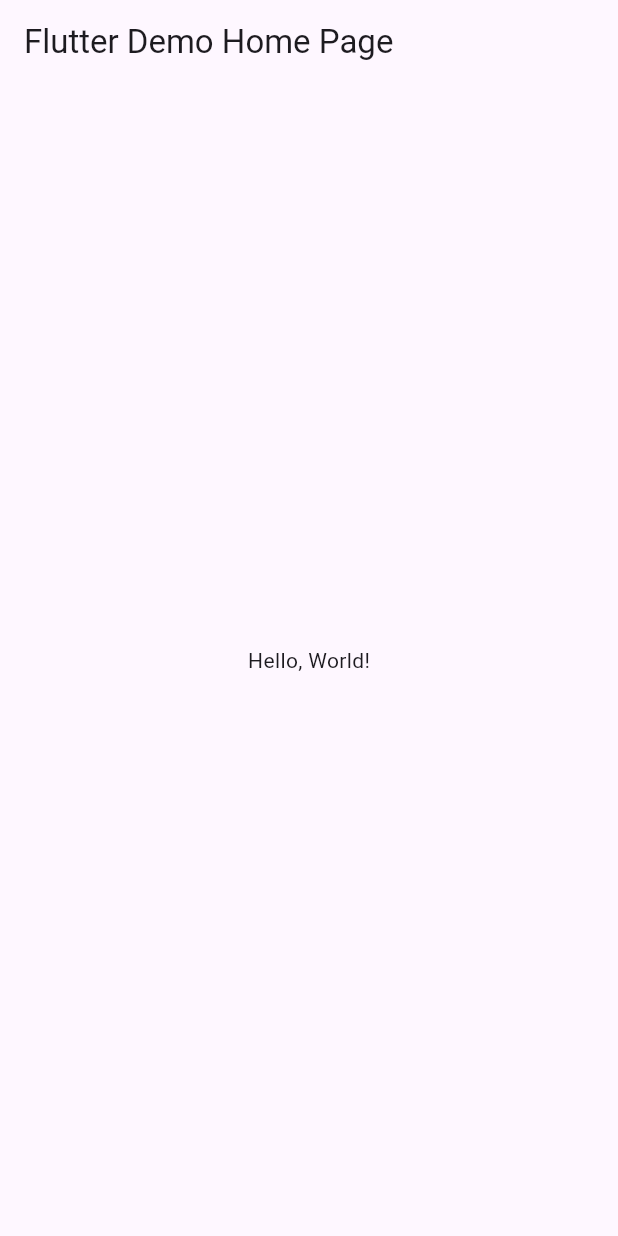
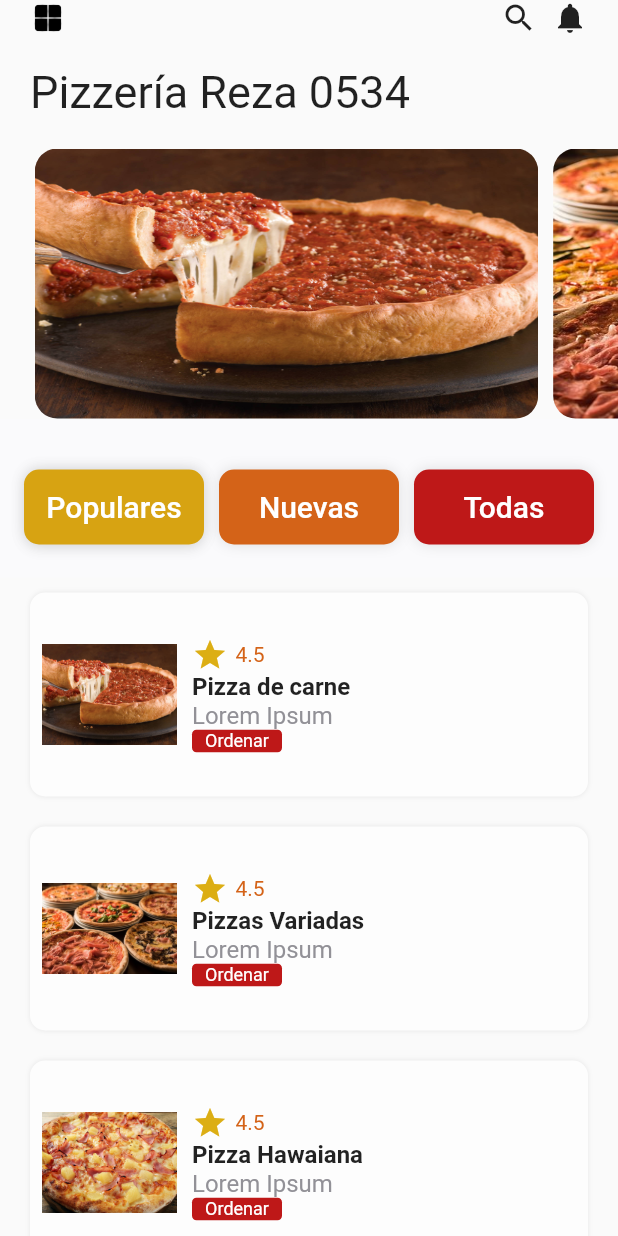
Before and after one commit to HectorRezaRamirez18/Act9-0534, a Flutter app: the screen it shows after launch, on a phone screen of 412 x 824 dp. Run offline on Flutter 3.47's test engine with Material 3 defaults, Android fonts, the phone set to English and light mode, and no system bars; Roboto replaces fonts that are missing (Avenir).

```diff
--- /dev/null
+++ b/lib/app_colors.dart
@@ -0,0 +1,12 @@
+import 'dart:ui';
+
+final Color background = Color(0xFFfafafc);
+final Color sliverbackground = Color(0xFFfafafc);
+final Color menu1color = Color(0xffd7a312);
+final Color menu2color = Color(0xffd46318);
+final Color menu3color = Color(0xffbe1818);
+
+final Color tabBarViewColor = Color(0xfffdfdfd);
+final Color starcolor = Color(0xffdcae14);
+final Color subtitletext = Color(0xff929197);
+final Color lovecolor = Color(0xffbe1818);
--- a/lib/main.dart
+++ b/lib/main.dart
@@ -1,4 +1,5 @@
 import 'package:flutter/material.dart';
+import 'package:act9reza0534/my_home_page.dart';
 
 void main() => runApp(MyApp());
 
@@ -8,36 +9,15 @@ class MyApp extends StatelessWidget {
   @override
   Widget build(BuildContext context) {
     return MaterialApp(
-      // Application name
-      title: 'Flutter Hello World',
-      // Application theme data, you can set the colors for the application as
-      // you want
+      debugShowCheckedModeBanner: false,
+      title: 'Reza 0534',
+
       theme: ThemeData(
-        // useMaterial3: false,
+        useMaterial3: false,
         primarySwatch: Colors.blue,
       ),
       // A widget which will be started on application startup
-      home: MyHomePage(title: 'Flutter Demo Home Page'),
+      home: MyHomePage(),
     );
   }
 }
-
-class MyHomePage extends StatelessWidget {
-  final String title;
-  const MyHomePage({super.key, required this.title});
-
-  @override
-  Widget build(BuildContext context) {
-    return Scaffold(
-      appBar: AppBar(
-        // The title text which will be shown on the action bar
-        title: Text(title),
-      ),
-      body: Center(
-        child: Text(
-          'Hello, World!',
-        ),
-      ),
-    );
-  }
-}
--- /dev/null
+++ b/lib/my_home_page.dart
@@ -0,0 +1,276 @@
+import 'dart:convert';
+
+import 'package:flutter/material.dart';
+// ignore: library_prefixes
+import 'package:act9reza0534/app_colors.dart' as AppColors;
+import 'package:act9reza0534/my_tabs.dart';
+
+class MyHomePage extends StatefulWidget {
+  const MyHomePage({Key? key}) : super(key: key);
+
+  @override
+  State<MyHomePage> createState() => _MyHomePageState();
+}
+
+class _MyHomePageState extends State<MyHomePage>
+    with SingleTickerProviderStateMixin {
+  late List popularpizzas;
+  late ScrollController _scrollController;
+  late TabController _tabController;
+
+  // ignore: non_constant_identifier_names
+  ReadData() async {
+    await DefaultAssetBundle.of(context)
+        .loadString("json/pizzas.json")
+        .then((s) {
+      setState(() {
+        popularpizzas = json.decode(s);
+      });
+    });
+  }
+
+  @override
+  void initState() {
+    super.initState();
+    _tabController = TabController(length: 3, vsync: this);
+    _scrollController = ScrollController();
+    ReadData();
+  }
+
+  @override
+  Widget build(BuildContext context) {
+    return Container(
+      color: AppColors.background,
+      child: SafeArea(
+          child: Scaffold(
+        body: Column(
+          children: [
+            Container(
+              margin: const EdgeInsets.only(left: 20, right: 20),
+              child: const Row(
+                mainAxisAlignment: MainAxisAlignment.spaceBetween,
+                children: [
+                  ImageIcon(
+                    AssetImage("assets/images/Menu.png"),
+                    size: 24,
+                    color: Colors.black,
+                  ),
+                  Row(
+                    children: [
+                      Icon(Icons.search),
+                      SizedBox(
+                        width: 10,
+                      ),
+                      Icon(Icons.notifications)
+                    ],
+                  ),
+                ],
+              ),
+            ),
+            const SizedBox(
+              height: 20,
+            ),
+            Row(
+              children: [
+                Container(
+                  margin: const EdgeInsets.only(left: 20),
+                  child: const Text(
+                    "Pizzería Reza 0534",
+                    style: TextStyle(fontSize: 30),
+                  ),
+                ),
+              ],
+            ),
+            const SizedBox(
+              height: 20,
+            ),
+            // ignore: sized_box_for_whitespace
+            Container(
+              height: 180,
+              child: Stack(children: [
+                Positioned(
+                  top: 0,
+                  left: -20,
+                  right: 0,
+                  // ignore: sized_box_for_whitespace
+                  child: Container(
+                    height: 180,
+                    child: PageView.builder(
+                        controller: PageController(viewportFraction: 0.8),
+                        // ignore: unnecessary_null_comparison
+                        itemCount:
+                            popularpizzas == null ? 0 : popularpizzas.length,
+                        itemBuilder: (_, i) {
+                          return Container(
+                            height: 180,
+                            width: MediaQuery.of(context).size.width,
+                            margin: const EdgeInsets.only(right: 10),
+                            decoration: BoxDecoration(
+                              borderRadius: BorderRadius.circular(15),
+                              image: DecorationImage(
+                                  image: AssetImage(popularpizzas[i]["img"]),
+                                  fit: BoxFit.fill),
+                            ),
+                          );
+                        }),
+                  ),
+                )
+              ]),
+            ),
+            Expanded(
+                child: NestedScrollView(
+              controller: _scrollController,
+              headerSliverBuilder: (BuildContext context, bool isScroll) {
+                return [
+                  SliverAppBar(
+                    pinned: true,
+                    backgroundColor: AppColors.sliverbackground,
+                    bottom: PreferredSize(
+                      preferredSize: const Size.fromHeight(50),
+                      child: Container(
+                        margin: const EdgeInsets.only(bottom: 20, left: 10),
+                        child: TabBar(
+                          indicatorPadding: const EdgeInsets.all(0),
+                          indicatorSize: TabBarIndicatorSize.label,
+                          labelPadding: const EdgeInsets.only(right: 10),
+                          controller: _tabController,
+                          isScrollable: true,
+                          indicator: BoxDecoration(
+                              borderRadius: BorderRadius.circular(10),
+                              boxShadow: [
+                                BoxShadow(
+                                  color: Colors.grey.withOpacity(0.2),
+                                  blurRadius: 7,
+                                  offset: const Offset(0, 0),
+                                )
+                              ]),
+                          tabs: [
+                            AppTabs(
+                                color: AppColors.menu1color, text: "Populares"),
+                            AppTabs(
+                                color: AppColors.menu2color, text: "Nuevas"),
+                            AppTabs(color: AppColors.menu3color, text: "Todas"),
+                          ],
+                        ),
+                      ),
+                    ),
+                  )
+                ];
+              },
+              body: TabBarView(
+                controller: _tabController,
+                children: [
+                  ListView.builder(
+                      itemCount:
+                          popularpizzas == null ? 0 : popularpizzas.length,
+                      itemBuilder: (_, i) {
+                        return Container(
+                          margin: EdgeInsets.only(
+                              left: 20, right: 20, top: 10, bottom: 10),
+                          child: Container(
+                            decoration: BoxDecoration(
+                                borderRadius: BorderRadius.circular(10),
+                                color: AppColors.tabBarViewColor,
+                                boxShadow: [
+                                  BoxShadow(
+                                      blurRadius: 2,
+                                      offset: Offset(0, 0),
+                                      color: Colors.grey.withOpacity(0.2))
+                                ]),
+                            child: Container(
+                              padding: EdgeInsets.all(8),
+                              child: Row(
+                                children: [
+                                  Container(
+                                    width: 90,
+                                    height: 120,
+                                    decoration: BoxDecoration(
+                                        borderRadius: BorderRadius.circular(10),
+                                        image: DecorationImage(
+                                          image: AssetImage(
+                                              popularpizzas[i]["img"]),
+                                        )),
+                                  ),
+                                  SizedBox(
+                                    width: 10,
+                                  ),
+                                  Column(
+                                    crossAxisAlignment:
+                                        CrossAxisAlignment.start,
+                                    children: [
+                                      Row(
+                                        children: [
+                                          Icon(
+                                            Icons.star,
+                                            size: 24,
+                                            color: AppColors.starcolor,
+                                          ),
+                                          SizedBox(
+                                            width: 5,
+                                          ),
+                                          Text(
+                                            popularpizzas[i]["rating"],
+                                            style: TextStyle(
+                                                color: AppColors.menu2color),
+                                          )
+                                        ],
+                                      ),
+                                      Text(
+                                        popularpizzas[i]["title"],
+                                        style: TextStyle(
+                                            fontSize: 16,
+                                            fontFamily: "Avenir",
+                                            fontWeight: FontWeight.bold),
+                                      ),
+                                      Text(
+                                        popularpizzas[i]["text"],
+                                        style: TextStyle(
+                                            fontSize: 16,
+                                            fontFamily: "Avenir",
+                                            color: AppColors.subtitletext),
+                                      ),
+                                      Container(
+                                        width: 60,
+                                        height: 15,
+                                        decoration: BoxDecoration(
+                                            borderRadius:
+                                                BorderRadius.circular(3),
+                                            color: AppColors.lovecolor),
+                                        child: Text(
+                                          "Ordenar",
+                                          style: TextStyle(
+                                              fontSize: 12,
+                                              fontFamily: "Avenir",
+                                              color: Colors.white),
+                                        ),
+                                        alignment: Alignment.center,
+                                      )
+                                    ],
+                                  )
+                                ],
+                              ),
+                            ),
+                          ),
+                        );
+                      }),
+                  const Material(
+                    child: ListTile(
+                      leading: CircleAvatar(backgroundColor: Color(0xffd46318)),
+                      title: Text("Extra"),
+                    ),
+                  ),
+                  const Material(
+                    child: ListTile(
+                      leading: CircleAvatar(backgroundColor: Color(0xffbe1818)),
+                      title: Text("Extra"),
+                    ),
+                  ),
+                ],
+              ),
+            ))
+          ],
+        ),
+      )),
+    );
+  }
+}
--- /dev/null
+++ b/lib/my_tabs.dart
@@ -0,0 +1,31 @@
+import 'package:flutter/material.dart';
+
+class AppTabs extends StatelessWidget {
+  final Color color;
+  final String text;
+  const AppTabs({Key? key, required this.color, required this.text})
+      : super(key: key);
+
+  @override
+  Widget build(BuildContext context) {
+    return Container(
+      width: 120,
+      height: 50,
+      child: Text(
+        this.text,
+        style: TextStyle(color: Colors.white, fontSize: 20),
+      ),
+      alignment: Alignment.center,
+      decoration: BoxDecoration(
+          borderRadius: BorderRadius.circular(10),
+          color: this.color,
+          boxShadow: [
+            BoxShadow(
+              color: Colors.grey.withOpacity(0.3),
+              blurRadius: 7,
+              offset: const Offset(0, 0),
+            )
+          ]),
+    );
+  }
+}
```
Also changed, not shown: json/pizzas.json (added, +31 -0 lines), pubspec.yaml (+4 -5 lines), assets/images/Menu.png (added), img/1.jpg (added), img/2.jpg (added), img/3.jpg (added), img/4.jpg (added), img/LocalPizzeria.jpg (added).
